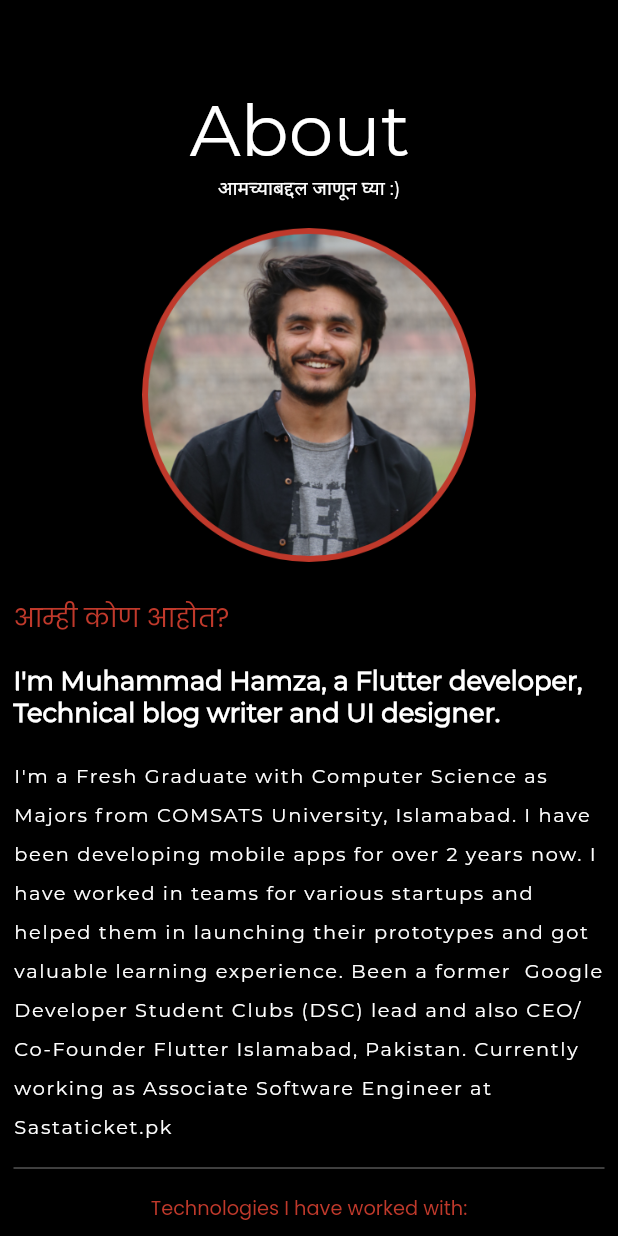
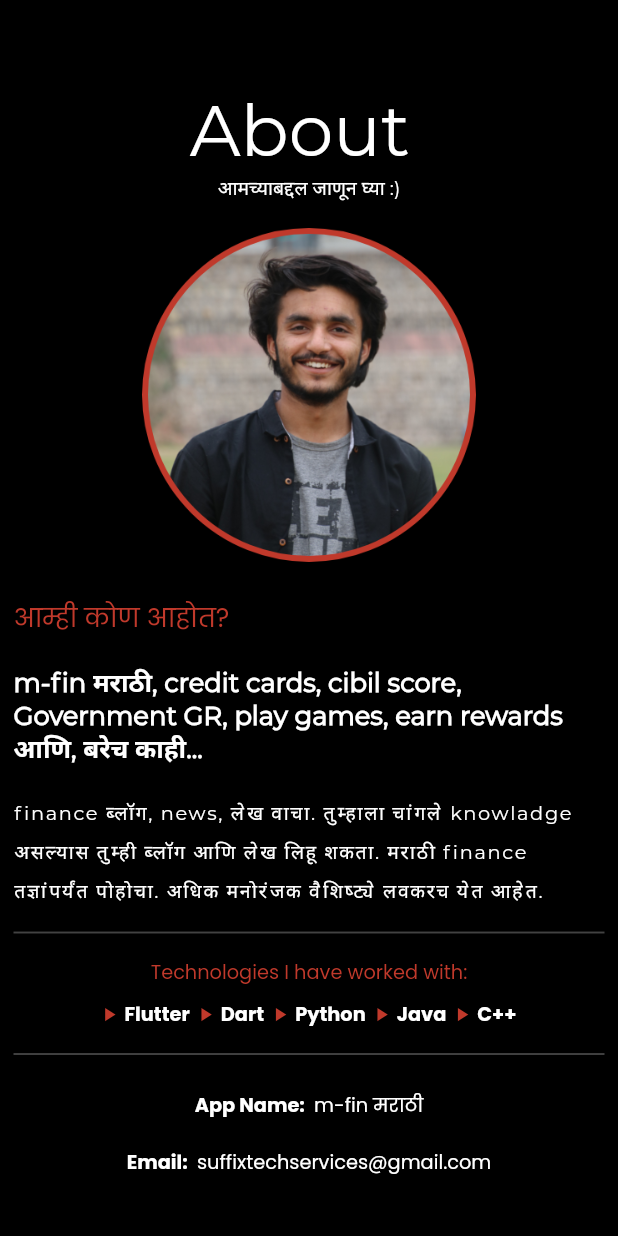
Before and after one commit to NileshTech/m_fin_web_page, a Flutter app: the AboutMobile widget shown alone on an empty page, opened directly, on a phone screen of 412 x 824 dp. Run offline on Flutter 3.47's test engine with Material 2 defaults, Android fonts, the phone set to English and light mode, and no system bars; our stand-ins replace animated_text_kit, carousel_slider, firebase_core, flip_card, font_awesome_flutter, shared_preferences and 3 more; missing offline and left inert: firebase_core_web, shared_preferences_web, universal_html, wakelock_web; accounts and stored records are empty; network calls fail; statements that could not run were skipped.

Commit message:
second commit
info updated

```diff
--- a/data.json
+++ b/data.json
@@ -6,32 +6,32 @@
         "Technical Writer",
         "UI/UX Designer"
     ],
-    "blackWhitePhotoURL": "https://drive.google.com/uc?export=view&id=1np1Or8kvpEmH5ghkFN5GJGqU8VAQRUCH",
-    "coloredPhotoURL": "https://drive.google.com/uc?export=view&id=1wE4FRqC9bRrzOqS64b48--ykLK1yklTJ",
+    "blackWhitePhotoURL": "https://play.google.com/store/apps/details?id=app.suffix.finance",
+    "coloredPhotoURL": "https://play.google.com/store/apps/details?id=app.suffix.finance",
     "socialLinks": [
         {
             "platform": "facebook",
-            "url": "https://facebook.com/mhmzdev"
+            "url": "https://play.google.com/store/apps/details?id=app.suffix.finance"
         },
         {
             "platform": "instagram",
-            "url": "https://instagram.com/mhmzdev"
+            "url": "https://play.google.com/store/apps/details?id=app.suffix.finance"
         },
         {
             "platform": "twitter",
-            "url": "https://twitter.com/mhmzdev"
+            "url": "https://play.google.com/store/apps/details?id=app.suffix.finance"
         },
         {
             "platform": "linkedin",
-            "url": "https://linkedin.com/in/mhmzdev"
+            "url": "https://play.google.com/store/apps/details?id=app.suffix.finance"
         },
         {
             "platform": "github",
-            "url": "https://github.com/mhmzdev"
+            "url": "https://play.google.com/store/apps/details?id=app.suffix.finance"
         },
         {
             "platform": "medium",
-            "url": "https://mhamzadev.medium.com/"
+            "url": "https://play.google.com/store/apps/details?id=app.suffix.finance"
         }
     ],
     "aboutMeHeadline": "I'm Muhammad Hamza, a Flutter developer, Technical Writer and UI/UX Designer.",
@@ -145,15 +145,15 @@
     "contact": [
         {
             "param": "address",
-            "value": "Attock, Pakistan"
+            "value": "पुणे, महाराष्ट्र, भारत"
         },
         {
             "param": "phone",
-            "value": "+92 346 0159889"
+            "value": "+91 968 9416867"
         },
         {
             "param": "email",
-            "value": "hamza.6.shakeel@gmail.com"
+            "value": "suffixtechservices@gmail.com"
         }
     ]
 }
--- a/lib/sections/about/about_tablet.dart
+++ b/lib/sections/about/about_tablet.dart
@@ -97,12 +97,12 @@ class AboutTab extends StatelessWidget {
                 crossAxisAlignment: CrossAxisAlignment.start,
                 children: const [
                   AboutMeData(
-                    data: "Name",
-                    information: "Muhammad Hamza",
+                    data: "App Name",
+                    information: "m-fin मराठी",
                   ),
                   AboutMeData(
-                    data: "Age",
-                    information: "24",
+                    data: "Downloads",
+                    information: "500+",
                   ),
                 ],
               ),
@@ -114,11 +114,11 @@ class AboutTab extends StatelessWidget {
                 children: const [
                   AboutMeData(
                     data: "Email",
-                    information: "hamza.6.shakeel@gmail.com",
+                    information: "suffixtechservices@gmail.com",
                   ),
                   AboutMeData(
                     data: "From",
-                    information: "Attock, PK",
+                    information: "पुणे, महाराष्ट्र, भारत",
                   ),
                 ],
               ),
--- a/lib/sections/home/home_mobile.dart
+++ b/lib/sections/home/home_mobile.dart
@@ -41,28 +41,28 @@ class HomeMobile extends StatelessWidget {
                   mainAxisSize: MainAxisSize.min,
                   children: [
                     Text(
-                      "HEY THERE! ",
+                      "मराठी finance community ",
                       style: AppText.b2!.copyWith(
                         fontFamily: 'Montserrat',
                       ),
                     ),
                     Space.x!,
-                    Image.asset(
+                    /* Image.asset(
                       StaticUtils.hi,
                       height: AppDimensions.normalize(10),
-                    ),
+                    ),*/
                   ],
                 ),
                 Space.y!,
                 Text(
-                  "Muhammad",
+                  "m-fin मराठी",
                   style: AppText.h3!.copyWith(
                     fontFamily: 'Montserrat',
                     fontWeight: FontWeight.w100,
                   ),
                 ),
                 Text(
-                  "Hamza",
+                  "Android App",
                   style: AppText.h3b!.copyWith(
                     height: 1,
                   ),
@@ -77,17 +77,27 @@ class HomeMobile extends StatelessWidget {
                     AnimatedTextKit(
                       animatedTexts: [
                         TyperAnimatedText(
-                          ' Flutter Developer',
+                          ' महाराष्ट्र सरकार चे GR',
                           speed: const Duration(milliseconds: 50),
                           textStyle: AppText.b1,
                         ),
                         TyperAnimatedText(
-                          ' UI/UX Enthusiast',
+                          ' Cibil Information',
                           speed: const Duration(milliseconds: 50),
                           textStyle: AppText.b1,
                         ),
                         TyperAnimatedText(
-                          ' A friend :)',
+                          ' मराठी blogs',
+                          speed: const Duration(milliseconds: 50),
+                          textStyle: AppText.b1,
+                        ),
+                        TyperAnimatedText(
+                          ' Play games ',
+                          speed: const Duration(milliseconds: 50),
+                          textStyle: AppText.b1,
+                        ),
+                        TyperAnimatedText(
+                          ' Earn Rewards',
                           speed: const Duration(milliseconds: 50),
                           textStyle: AppText.b1,
                         ),
--- a/lib/utils/about_utils.dart
+++ b/lib/utils/about_utils.dart
@@ -1,7 +1,7 @@
 class AboutUtils {
   static const String aboutMeHeadline =
-      'I\'m Muhammad Hamza, a Flutter developer, Technical blog writer and UI designer.';
+      'm-fin मराठी, credit cards, cibil score, Government GR, play games, earn rewards आणि, बरेच काही... ';
 
   static const String aboutMeDetail =
-      'I\'m a Fresh Graduate with Computer Science as Majors from COMSATS University, Islamabad. I have been developing mobile apps for over 2 years now. I have worked in teams for various startups and helped them in launching their prototypes and got valuable learning experience. Been a former  Google Developer Student Clubs (DSC) lead and also CEO/Co-Founder Flutter Islamabad, Pakistan. Currently working as Associate Software Engineer at Sastaticket.pk';
+      'finance ब्लॉग, news, लेख वाचा. तुम्हाला चांगले knowladge असल्यास तुम्ही ब्लॉग आणि लेख लिहू शकता. मराठी finance तज्ञांपर्यंत पोहोचा. अधिक मनोरंजक वैशिष्ट्ये लवकरच येत आहेत.';
 }
--- a/lib/utils/contact_utils.dart
+++ b/lib/utils/contact_utils.dart
@@ -14,8 +14,8 @@ class ContactUtils {
   ];
 
   static const List<String> details = [
-    "Attock, Pakistan",
-    "(+92) 346 0159889",
-    "hamza.6.shakeel@gmail.com",
+    "पुणे, महाराष्ट्र, भारत",
+    "(+91) 968 9416867",
+    "suffixtechservices@gmail.com",
   ];
 }
--- a/lib/utils/utils.dart
+++ b/lib/utils/utils.dart
@@ -38,12 +38,12 @@ class StaticUtils {
   ];
 
   static const List<String> socialLinks = [
-    "https://facebook.com/mhmzdev",
-    "https://instagram.com/mhmzdev",
-    "https://twitter.com/mhmzdev",
-    "https://linkedin.com/in/mhmzdev",
-    "https://github.com/mhmzdev",
-    "https://mhmzdev.medium.com"
+    "https://play.google.com/store/apps/details?id=app.suffix.finance",
+    "https://play.google.com/store/apps/details?id=app.suffix.finance",
+    "https://play.google.com/store/apps/details?id=app.suffix.finance",
+    "https://play.google.com/store/apps/details?id=app.suffix.finance",
+    "https://play.google.com/store/apps/details?id=app.suffix.finance",
+    "https://play.google.com/store/apps/details?id=app.suffix.finance"
   ];
 
   static const String resume =
--- a/lib/widget/footer.dart
+++ b/lib/widget/footer.dart
@@ -20,7 +20,8 @@ class Footer extends StatelessWidget {
               "Developed in 💙 with ",
             ),
             InkWell(
-              onTap: () => openURL("https://github.com/mhmzdev/DevFolio"),
+              onTap: () => openURL(
+                  "https://play.google.com/store/apps/details?id=app.suffix.finance"),
               child: const Text(
                 "Flutter",
                 style: TextStyle(color: Colors.blue),
```
Also changed, not shown: 1 other file.
